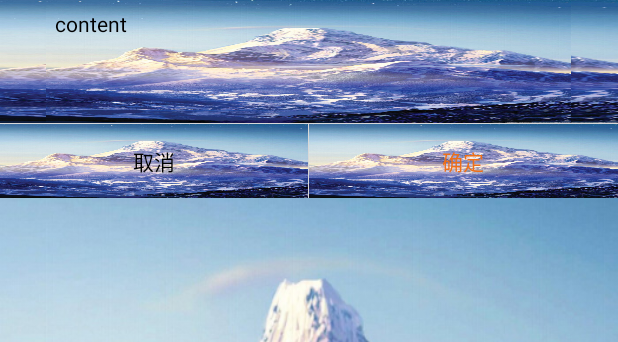
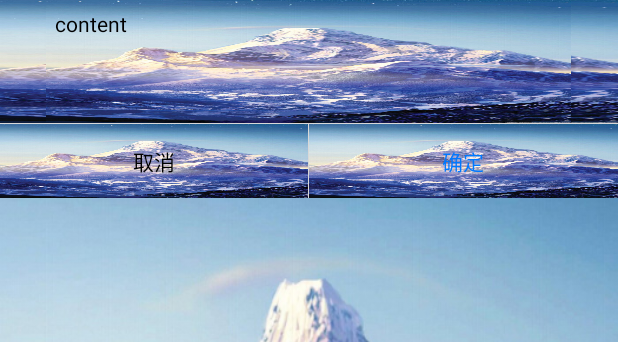
Before and after one commit to BlueGuys/LifeAssistant, an Android app: the layout dialog_common.xml on its own in the app's theme, with its tools: preview values and no code run, on a phone screen of 412 x 824 dp. Shown: the top 342 px of the screen. Run offline under Robolectric (Android 15) with nearby library versions, the phone set to English and light mode, and no system bars.

Commit message:
BugFix 调整UI

```diff
--- a/app/src/main/res/layout/dialog_common.xml
+++ b/app/src/main/res/layout/dialog_common.xml
@@ -22,9 +22,8 @@
             android:lineSpacingExtra="5dp"
             android:maxEms="25"
             android:padding="6dp"
-            android:textColor="@color/black"
             android:text="content"
-             />
+            android:textColor="@color/black" />
     </RelativeLayout>
 
 
@@ -40,14 +39,13 @@
         android:orientation="horizontal">
 
         <TextView
-            android:textColor="@color/black"
             android:id="@+id/tv_cancel"
             android:layout_width="0dp"
             android:layout_height="match_parent"
             android:layout_weight="1"
             android:gravity="center"
             android:text="取消"
-             />
+            android:textColor="@color/black" />
 
         <View
             android:layout_width="0.5dp"
@@ -62,8 +60,7 @@
             android:layout_weight="1"
             android:gravity="center"
             android:text="确定"
-            android:textColor="#ED6F19"
-            />
+            android:textColor="@color/appColorPositive" />
 
 
     </LinearLayout>
```
